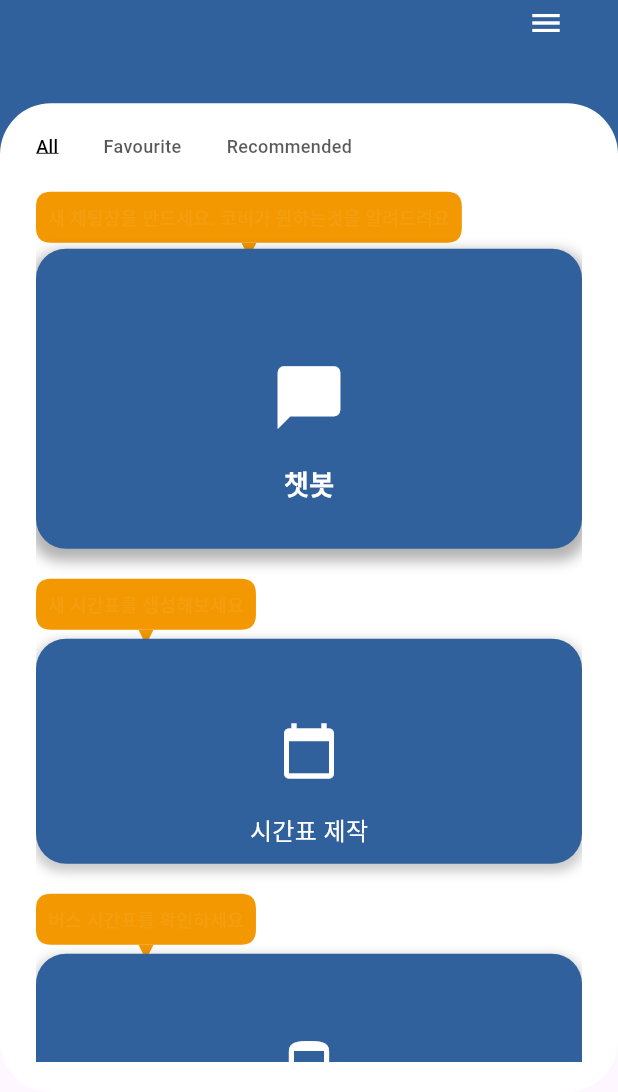
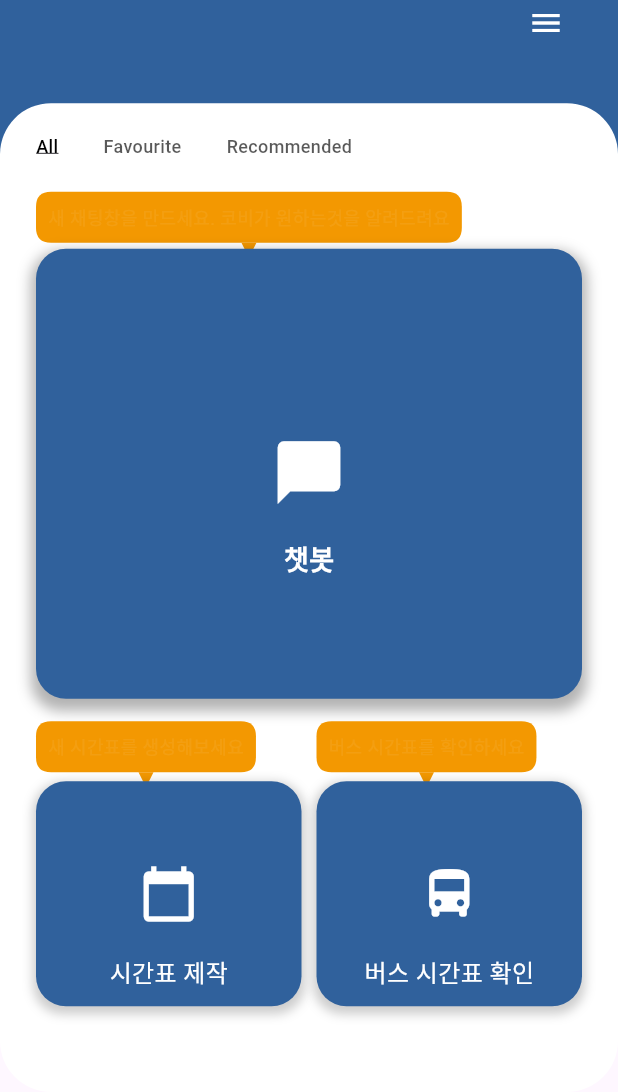
Before and after one commit to LogiStic1207/KOBI, a Flutter app: the ChatBotPage screen opened directly, after a tap on the "arrow back" icon, on a phone screen of 412 x 824 dp, the part 144-1236 px from its top. Run offline on Flutter 3.47's test engine with Material 3 defaults, Android fonts, the phone set to English and light mode, and no system bars; our stand-ins replace fluttertoast, graphql_flutter, shared_preferences, sliding_up_panel; missing offline and left inert: mailto; accounts and stored records are empty.

Commit message:
ui update 5.21

```diff
--- a/kobi_3/lib/chatbotpage.dart
+++ b/kobi_3/lib/chatbotpage.dart
@@ -17,12 +17,25 @@ class _ChatBotPageState extends State<ChatBotPage> {
   final TextEditingController _controller = TextEditingController();
   final List<Map<String, dynamic>> _messages = [];
   final ScrollController _scrollController = ScrollController();
+  final FocusNode _focusNode = FocusNode();
 
   @override
   void initState() {
     super.initState();
     _messages.add(
         {"text": "안녕하세요. 여러분만의 코리아텍 비서, 코비입니다.\n무엇을 도와드릴까요?", "isBot": true});
+
+    _focusNode.addListener(() {
+      if (_focusNode.hasFocus) {
+        _scrollToEnd();
+      }
+    });
+  }
+
+  @override
+  void dispose() {
+    _focusNode.dispose();
+    super.dispose();
   }
 
   double buttonWidth = 250.0;
@@ -36,6 +49,7 @@ class _ChatBotPageState extends State<ChatBotPage> {
           }
         }
   """;
+
   void _scrollToEnd() {
     WidgetsBinding.instance.addPostFrameCallback((_) {
       if (_scrollController.hasClients) {
@@ -179,6 +193,7 @@ class _ChatBotPageState extends State<ChatBotPage> {
   @override
   Widget build(BuildContext context) {
     return Scaffold(
+      resizeToAvoidBottomInset: true, // 키보드가 올라올 때 화면을 조정하도록 설정
       appBar: AppBar(
         title: Text("KOBI : 챗봇"),
         leading: IconButton(
@@ -189,7 +204,11 @@ class _ChatBotPageState extends State<ChatBotPage> {
           ),
         ),
       ),
-      body: Stack(
+      body: GestureDetector(
+        onTap: () {
+          FocusScope.of(context).unfocus();
+        },
+        child: Stack(
           children: [
             Center(
               child: Image.asset(
@@ -239,6 +258,7 @@ class _ChatBotPageState extends State<ChatBotPage> {
             ),
           ],
         ),
+      ),
       bottomSheet: _buildBottomSheet(),
     );
   }
@@ -268,17 +288,25 @@ class _ChatBotPageState extends State<ChatBotPage> {
               ),
               child: TextField(
                 controller: _controller,
+                focusNode: _focusNode,
                 decoration: InputDecoration(
                   hintText: "메시지를 입력하세요...",
                   border: InputBorder.none,
                   contentPadding:
                       EdgeInsets.symmetric(horizontal: 20, vertical: 10),
                 ),
+                onEditingComplete: () {
+                  _sendMessage();
+                  _scrollToEnd();
+                },
               ),
             ),
           ),
           IconButton(
-              onPressed: _sendMessage,
+              onPressed: () {
+                _sendMessage();
+                _scrollToEnd();
+              },
               icon: Icon(Icons.send, color: Colors.blue)),
         ],
       ),
--- a/kobi_3/lib/dashboard.dart
+++ b/kobi_3/lib/dashboard.dart
@@ -75,16 +75,24 @@ class _DashboardPageState extends State<DashboardPage> {
 
   List<Widget> _getFilteredCards() {
     List<Widget> cards = [];
-    double speechBubbleTop =
-        selectedTab == 'Favourite' ? 60 : 2; // Favourite일 때 speechBubble 위치 조정
+    double speechBubbleTop = selectedTab == 'Favourite' ? 60 : 2;
     if (selectedTab == 'All' || selectedTab == 'Recommended') {
       cards.add(ChatBotCard(
           onTap: () => _incrementCount('ChatBot'),
           speechBubbleTop: speechBubbleTop));
-      cards.add(const SizedBox(height: 60));
-      cards.add(TimetableCard(onTap: () => _incrementCount('Timetable')));
-      cards.add(const SizedBox(height: 60));
-      cards.add(BusInfoCard(onTap: () => _incrementCount('BusInfo')));
+      cards.add(const SizedBox(height: 55));
+      cards.add(Row(
+        mainAxisAlignment: MainAxisAlignment.center,
+        children: [
+          Expanded(
+            child: TimetableCard(onTap: () => _incrementCount('Timetable')),
+          ),
+          const SizedBox(width: 10),
+          Expanded(
+            child: BusInfoCard(onTap: () => _incrementCount('BusInfo')),
+          ),
+        ],
+      ));
     }
     if (selectedTab == 'Favourite') {
       if (chatBotCount >= timetableCount && chatBotCount >= busInfoCount) {
@@ -157,7 +165,7 @@ class _DashboardPageState extends State<DashboardPage> {
         child: Column(
           children: [
             Container(
-              height: 65, // 여기서 높이를 원하는 값으로 설정
+              height: 65,
               decoration: BoxDecoration(
                 color: Color(0xff30619c),
               ),
@@ -388,7 +396,7 @@ class ChatBotCard extends StatelessWidget {
             margin:
                 const EdgeInsets.only(top: 40), // Added margin to shift down
             width: double.infinity,
-            height: 200, // 챗봇 카드 높이 증가
+            height: 300, // 챗봇 카드 높이 증가
             decoration: BoxDecoration(
               color: Color(0xff30619c),
               borderRadius: BorderRadius.circular(20),
@@ -450,10 +458,7 @@ class TimetableCard extends StatelessWidget {
           ),
         ),
         GestureDetector(
-          onTap: () {
-            Navigator.push(context,
-                MaterialPageRoute(builder: (context) => TimetablePage()));
-          },
+          onTap: onTap,
           child: Container(
             width: double.infinity,
             height: 150,
@@ -515,10 +520,7 @@ class BusInfoCard extends StatelessWidget {
           ),
         ),
         GestureDetector(
-          onTap: () {
-            Navigator.push(context,
-                MaterialPageRoute(builder: (context) => BusChoosePage()));
-          },
+          onTap: onTap,
           child: Container(
             width: double.infinity,
             height: 150,
```
Lines whose indentation alone changed are shown as unchanged.
